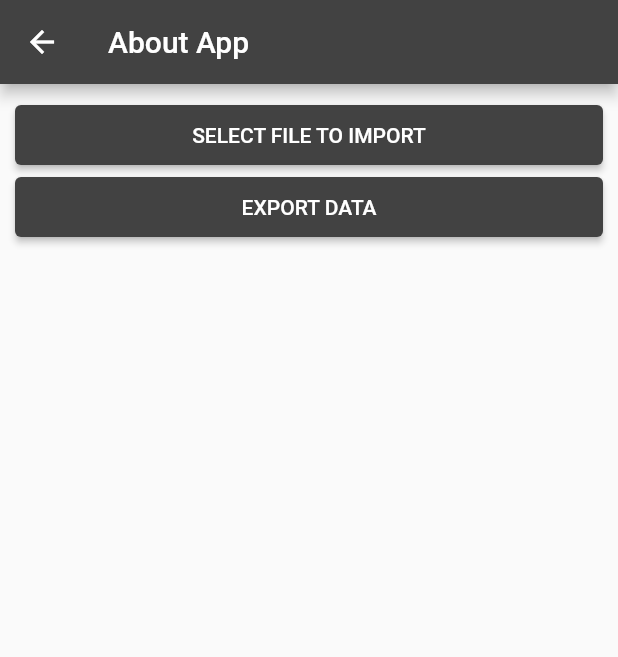
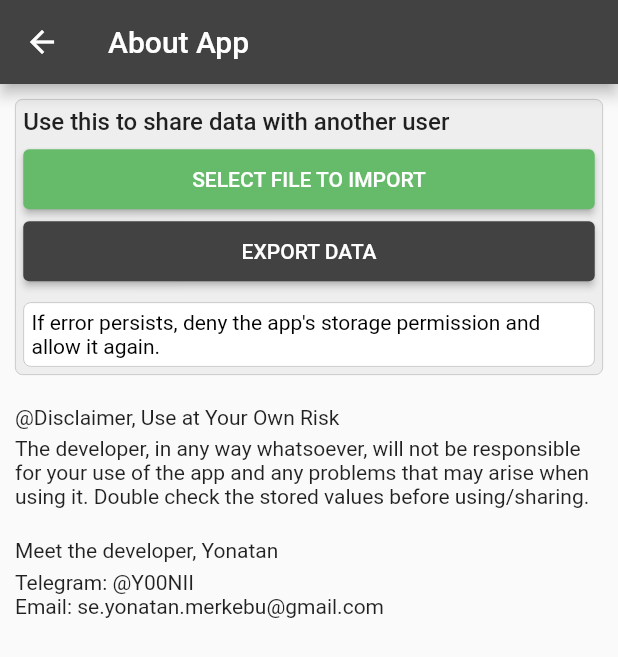
Before and after one commit to MyoniM/medical_drug_note, a Flutter app: the About screen opened by its route, on a phone screen of 412 x 824 dp. Shown: the top 657 px of the screen. Run offline on Flutter 3.47's test engine with Material 2 defaults, Android fonts, the phone set to English and light mode, and no system bars; our stand-ins replace file_picker, material_floating_search_bar, sqflite; missing offline and left inert: flutter_treeview; accounts and stored records are empty.

Commit message:
1st release

```diff
--- a/lib/main.dart
+++ b/lib/main.dart
@@ -41,9 +41,6 @@ class _MyAppState extends State<MyApp> {
 }
 
 // !!!!!!!!!
-// ! Looking up a deactivated widget's ancestor is unsafe.
-// ! delete cascade
 // ! node arrow to right
-// ! share !!!!!!!!!!!!!
 // !!!
 // ! color
--- a/lib/screens/about.dart
+++ b/lib/screens/about.dart
@@ -25,13 +25,35 @@ class _AboutState extends State<About> {
         child: Padding(
           padding: const EdgeInsets.all(10),
           child: Column(
+            crossAxisAlignment: CrossAxisAlignment.start,
             children: [
+              Container(
+                padding: const EdgeInsets.all(5),
+                width: double.infinity,
+                decoration: BoxDecoration(
+                  border: Border.all(color: Colors.grey.shade400, width: .5),
+                  borderRadius: BorderRadius.circular(5),
+                  color: Colors.grey.shade200,
+                ),
+                child: Column(
+                  crossAxisAlignment: CrossAxisAlignment.start,
+                  children: [
+                    const Text(
+                      "Use this to share data with another user",
+                      style: TextStyle(
+                        fontWeight: FontWeight.w500,
+                        fontSize: 16,
+                      ),
+                    ),
+                    const SizedBox(height: 5),
                     ElevatedButton(
                       onPressed: () async {
                         await pickFiles(fileType);
                       },
                       style: ElevatedButton.styleFrom(
-                    minimumSize: const Size(double.infinity, 40)),
+                        primary: Colors.green.shade400,
+                        minimumSize: const Size(double.infinity, 40),
+                      ),
                       child: const Text("SELECT FILE TO IMPORT"),
                     ),
                     if (file != null) fileDetails(file!),
@@ -40,12 +62,15 @@ class _AboutState extends State<About> {
                       onPressed: () {
                         DrugHelper.exportData().then((value) {
                           if (value == 1) {
-                      ScaffoldMessenger.of(context).showSnackBar(const SnackBar(
+                            ScaffoldMessenger.of(context).showSnackBar(
+                                const SnackBar(
                                     content: Text(
                                         'medical_drugs.json file exported to downloads folder.')));
                           } else {
-                      ScaffoldMessenger.of(context).showSnackBar(const SnackBar(
-                          content: Text('Something went wrong.')));
+                            ScaffoldMessenger.of(context).showSnackBar(
+                                const SnackBar(
+                                    content: Text(
+                                        'Something went wrong. Check app permissions.')));
                           }
                         });
                       },
@@ -53,6 +78,34 @@ class _AboutState extends State<About> {
                           minimumSize: const Size(double.infinity, 40)),
                       child: const Text("EXPORT DATA"),
                     ),
+                    const SizedBox(height: 10),
+                    Container(
+                      padding: const EdgeInsets.all(5),
+                      width: double.infinity,
+                      decoration: BoxDecoration(
+                        border:
+                            Border.all(color: Colors.grey.shade400, width: .5),
+                        borderRadius: BorderRadius.circular(5),
+                        color: Colors.white,
+                      ),
+                      child: const Text(
+                        "If error persists, deny the app's storage permission and allow it again.",
+                        style: TextStyle(color: Colors.black),
+                      ),
+                    ),
+                  ],
+                ),
+              ),
+              const SizedBox(height: 20),
+              const Text("@Disclaimer, Use at Your Own Risk"),
+              const SizedBox(height: 5),
+              const Text(
+                  "The developer, in any way whatsoever, will not be responsible for your use of the app and any problems that may arise when using it. Double check the stored values before using/sharing."),
+              const SizedBox(height: 20),
+              const Text("Meet the developer, Yonatan"),
+              const SizedBox(height: 5),
+              const Text("Telegram: @Y00NII"),
+              const Text("Email: se.yonatan.merkebu@gmail.com"),
             ],
           ),
         ),
@@ -100,8 +153,7 @@ class _AboutState extends State<About> {
         ),
         TextButton(
           style: TextButton.styleFrom(
-            backgroundColor: Colors.grey[200],
-          ),
+              backgroundColor: Colors.grey[300], primary: Colors.red),
           onPressed: () async {
             DrugHelper.importData(file).then((value) {
               if (value == 1) {
--- a/lib/screens/home.dart
+++ b/lib/screens/home.dart
@@ -68,7 +68,7 @@ class _HomeState extends State<Home> {
             },
             itemBuilder: (context) => [
               const PopupMenuItem(
-                child: Text("About"),
+                child: Text("Settings"),
                 value: 1,
               ),
             ],
@@ -88,7 +88,7 @@ class _HomeState extends State<Home> {
         onQueryChanged: (query) {
           filterSearch(query);
         },
-        builder: (context, transition) {
+        builder: (buildgCtx, transition) {
           return ClipRRect(
             borderRadius: BorderRadius.circular(5),
             child: Material(
```
Also changed, not shown: lib/db/db.dart (+39 -8 lines), lib/screens/details.dart (+10 -8 lines), lib/screens/main_drugs.dart (+4 -4 lines), lib/screens/tree.dart (+21 -33 lines). Lines whose indentation alone changed are shown as unchanged.
